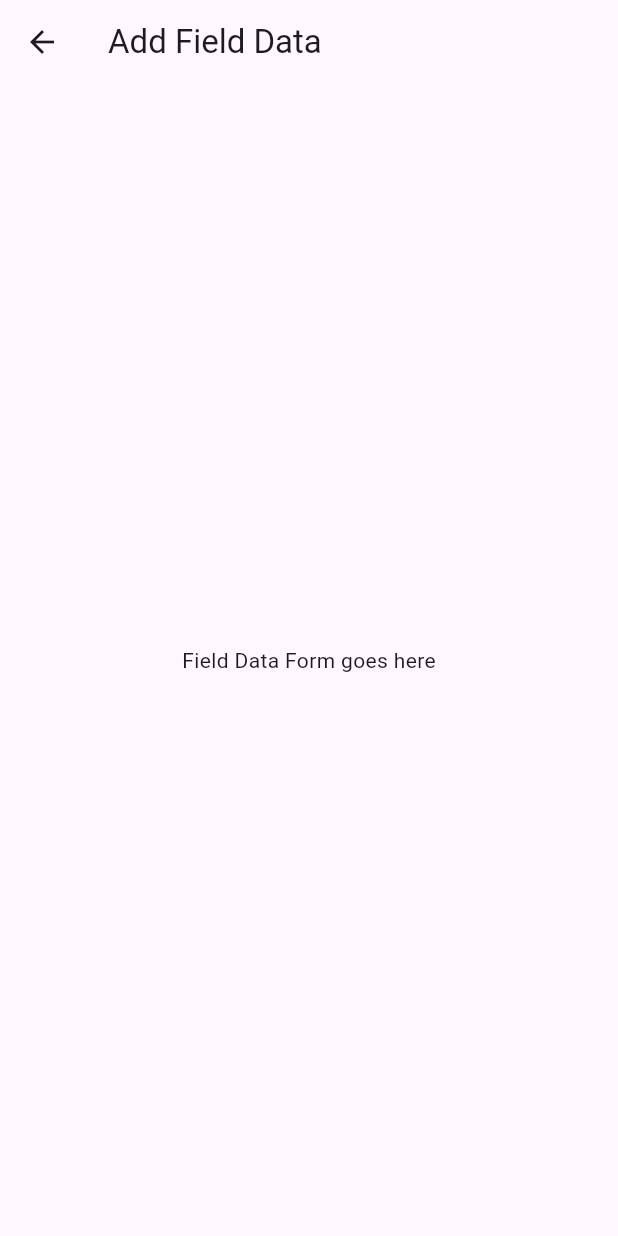
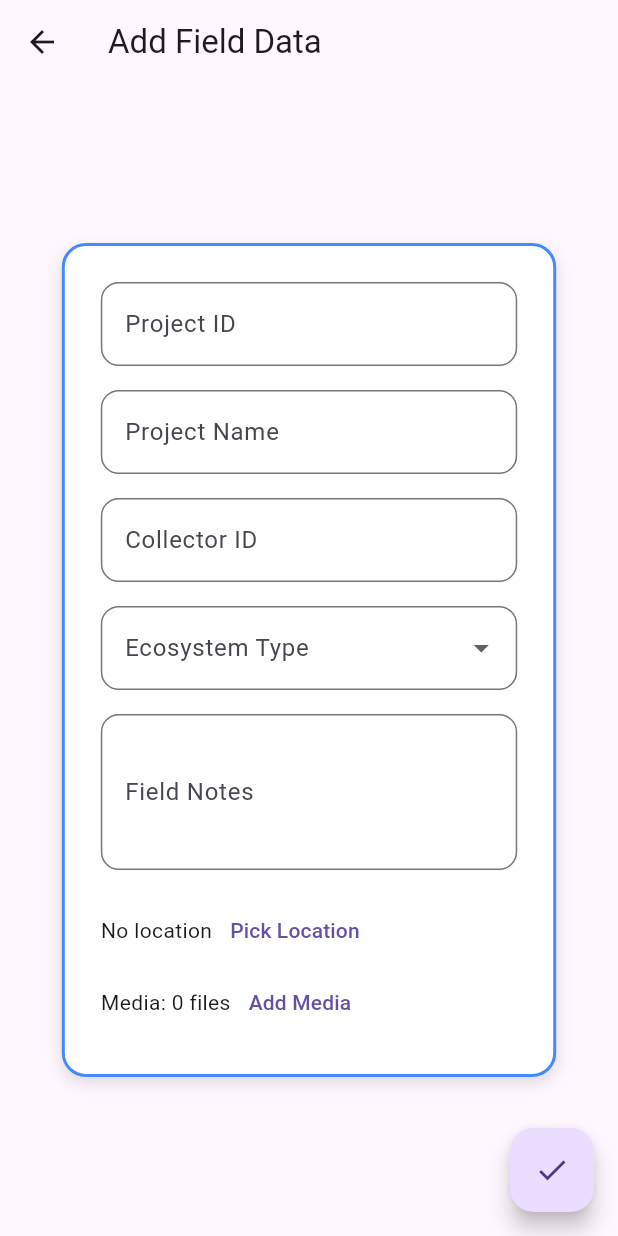
Before and after one commit to RSWDevian/blue-carbon-registry, a Flutter app: the screen it shows after launch, after a tap on "Login", after a tap on the "add" icon, on a phone screen of 412 x 824 dp. Run offline on Flutter 3.47's test engine with Material 3 defaults, Android fonts, the phone set to English and light mode, and no system bars; our stand-ins replace geolocator, image_picker.

Commit message:
Added login form and field data form(will improve later)

```diff
--- a/clients/bcr_mobile/lib/screens/add_field_data_screen.dart
+++ b/clients/bcr_mobile/lib/screens/add_field_data_screen.dart
@@ -1,14 +1,116 @@
 import 'package:flutter/material.dart';
+import 'package:provider/provider.dart';
+import '../models/field_report.dart';
+import '../providers/field_report_provider.dart';
+import '../widgets/field_form.dart';
 
-class AddFieldDataScreen extends StatelessWidget {
+class AddFieldDataScreen extends StatefulWidget {
   const AddFieldDataScreen({Key? key}) : super(key: key);
 
   @override
+  State<AddFieldDataScreen> createState() => _AddFieldDataScreenState();
+}
+
+class _AddFieldDataScreenState extends State<AddFieldDataScreen> {
+  final _formKey = GlobalKey<FormState>();
+  final _projectIdController = TextEditingController();
+  final _projectNameController = TextEditingController();
+  final _collectorIdController = TextEditingController();
+  final _notesController = TextEditingController();
+  String? _selectedEcosystemType;
+  double? _latitude;
+  double? _longitude;
+  List<MediaFile> _mediaFiles = [];
+
+  void _pickLocation() async {
+    // TODO: Integrate with LocationService
+    setState(() {
+      _latitude = 0.0;
+      _longitude = 0.0;
+    });
+  }
+
+  void _pickMedia() async {
+    // TODO: Integrate with MediaService
+    setState(() {
+      _mediaFiles.add(MediaFile(
+        fileName: 'example.jpg',
+        fileType: 'photo',
+        filePath: '/path/to/example.jpg',
+      ));
+    });
+  }
+
+  void _submitForm() {
+    if (_formKey.currentState!.validate()) {
+      final report = FieldReport(
+        projectId: _projectIdController.text,
+        projectName: _projectNameController.text,
+        collectorId: _collectorIdController.text,
+        date: DateTime.now(),
+        latitude: _latitude ?? 0.0,
+        longitude: _longitude ?? 0.0,
+        ecosystemType: _selectedEcosystemType ?? 'other',
+        fieldNotes: _notesController.text,
+        media: _mediaFiles,
+      );
+      Provider.of<FieldReportProvider>(context, listen: false).addReport(report);
+
+      Navigator.pushNamed(
+        context,
+        '/submission_success',
+        arguments: {'jsonPreview': report.toJson().toString()},
+      );
+    }
+  }
+
+  @override
   Widget build(BuildContext context) {
-    // You will wire up the FieldForm widget here
+    final screenWidth = MediaQuery.of(context).size.width;
     return Scaffold(
       appBar: AppBar(title: Text('Add Field Data')),
-      body: Center(child: Text('Field Data Form goes here')),
+      body: Center(
+        child: Container(
+          width: screenWidth * 0.8,
+          decoration: BoxDecoration(
+            color: Colors.white,
+            border: Border.all(color: Colors.blueAccent, width: 2),
+            borderRadius: BorderRadius.circular(16),
+            boxShadow: [
+              BoxShadow(
+                color: Colors.black12,
+                blurRadius: 8,
+                offset: Offset(0, 4),
+              ),
+            ],
+          ),
+          child: Padding(
+            padding: const EdgeInsets.all(24.0),
+            child: SingleChildScrollView(
+              child: FieldForm(
+                formKey: _formKey,
+                projectIdController: _projectIdController,
+                projectNameController: _projectNameController,
+                collectorIdController: _collectorIdController,
+                notesController: _notesController,
+                selectedEcosystemType: _selectedEcosystemType,
+                onEcosystemTypeChanged: (val) => setState(() => _selectedEcosystemType = val),
+                onPickLocation: _pickLocation,
+                latitude: _latitude,
+                longitude: _longitude,
+                onPickMedia: _pickMedia,
+                mediaFiles: _mediaFiles,
+                // Pass border decoration info to FieldForm if needed
+              ),
+            ),
+          ),
+        ),
+      ),
+      floatingActionButton: FloatingActionButton(
+        onPressed: _submitForm,
+        child: Icon(Icons.check),
+        tooltip: 'Submit',
+      ),
     );
   }
 }
--- a/clients/bcr_mobile/lib/screens/login_screen.dart
+++ b/clients/bcr_mobile/lib/screens/login_screen.dart
@@ -17,23 +17,60 @@ class _LoginScreenState extends State<LoginScreen> {
   @override
   Widget build(BuildContext context) {
     final authProvider = Provider.of<AuthProvider>(context);
+    final screenWidth = MediaQuery.of(context).size.width;
 
     return Scaffold(
-      appBar: AppBar(title: Text('Login')),
-      body: Padding(
-        padding: const EdgeInsets.all(16.0),
+      appBar: AppBar(
+        title: const Center(child: Text('')),
+        automaticallyImplyLeading: false,
+      ),
+      body: Center(
+        child: Container(
+          width: screenWidth * 0.8,
+          decoration: BoxDecoration(
+            color: Colors.white,
+            border: Border.all(color: Colors.black87, width: 2),
+            borderRadius: BorderRadius.circular(16),
+            boxShadow: [
+              BoxShadow(
+                color: Colors.black12,
+                blurRadius: 8,
+                offset: Offset(0, 4),
+              ),
+            ],
+          ),
+          child: Padding(
+            padding: const EdgeInsets.all(24.0),
             child: Column(
+              mainAxisSize: MainAxisSize.min,
               children: [
+                const Text(
+                  'Login',
+                  style: TextStyle(fontSize: 24, fontWeight: FontWeight.bold),
+                  textAlign: TextAlign.center,
+                ),
+                const SizedBox(height: 24),
                 TextField(
                   controller: _emailController,
-              decoration: InputDecoration(labelText: 'Email'),
+                  decoration: InputDecoration(
+                    labelText: 'Email',
+                    border: OutlineInputBorder(
+                      borderRadius: BorderRadius.circular(12),
                     ),
+                  ),
+                ),
+                const SizedBox(height: 16),
                 TextField(
                   controller: _passwordController,
-              decoration: InputDecoration(labelText: 'Password'),
+                  decoration: InputDecoration(
+                    labelText: 'Password',
+                    border: OutlineInputBorder(
+                      borderRadius: BorderRadius.circular(12),
+                    ),
+                  ),
                   obscureText: true,
                 ),
-            SizedBox(height: 16),
+                const SizedBox(height: 24),
                 _loading
                     ? CircularProgressIndicator()
                     : ElevatedButton(
@@ -48,9 +85,11 @@ class _LoginScreenState extends State<LoginScreen> {
                             Navigator.pushReplacementNamed(context, '/dashboard');
                           }
                         },
-                    child: Text('Login'),
+                        child: const Text('Login'),
                       ),
               ],
+            ),
+          ),
         ),
       ),
     );
--- a/clients/bcr_mobile/lib/widgets/field_form.dart
+++ b/clients/bcr_mobile/lib/widgets/field_form.dart
@@ -33,25 +33,34 @@ class FieldForm extends StatelessWidget {
 
   @override
   Widget build(BuildContext context) {
+    final inputDecoration = InputDecoration(
+      border: OutlineInputBorder(
+        borderRadius: BorderRadius.circular(12),
+      ),
+    );
+
     return Form(
       key: formKey,
       child: Column(
         children: [
           TextFormField(
             controller: projectIdController,
-            decoration: InputDecoration(labelText: 'Project ID'),
+            decoration: inputDecoration.copyWith(labelText: 'Project ID'),
             validator: (value) => value == null || value.isEmpty ? 'Required' : null,
           ),
+          SizedBox(height: 16),
           TextFormField(
             controller: projectNameController,
-            decoration: InputDecoration(labelText: 'Project Name'),
+            decoration: inputDecoration.copyWith(labelText: 'Project Name'),
             validator: (value) => value == null || value.isEmpty ? 'Required' : null,
           ),
+          SizedBox(height: 16),
           TextFormField(
             controller: collectorIdController,
-            decoration: InputDecoration(labelText: 'Collector ID'),
+            decoration: inputDecoration.copyWith(labelText: 'Collector ID'),
             validator: (value) => value == null || value.isEmpty ? 'Required' : null,
           ),
+          SizedBox(height: 16),
           DropdownButtonFormField<String>(
             value: selectedEcosystemType,
             items: [
@@ -62,14 +71,16 @@ class FieldForm extends StatelessWidget {
               'other',
             ].map((type) => DropdownMenuItem(value: type, child: Text(type))).toList(),
             onChanged: onEcosystemTypeChanged,
-            decoration: InputDecoration(labelText: 'Ecosystem Type'),
+            decoration: inputDecoration.copyWith(labelText: 'Ecosystem Type'),
             validator: (value) => value == null || value.isEmpty ? 'Required' : null,
           ),
+          SizedBox(height: 16),
           TextFormField(
             controller: notesController,
-            decoration: InputDecoration(labelText: 'Field Notes'),
+            decoration: inputDecoration.copyWith(labelText: 'Field Notes'),
             maxLines: 3,
           ),
+          SizedBox(height: 16),
           Row(
             children: [
               Text(latitude != null && longitude != null
```
Also changed, not shown: 1 other file. Lines whose indentation alone changed are shown as unchanged.
